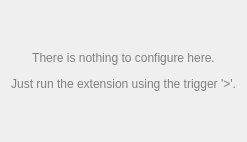
albertlauncher/albert, file src/plugins/terminal/configwidget.ui: the form before one commit.
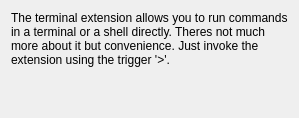
The form after the commit.

Commit message:
[terminal] Minor improvements. See details…
* Fix wrong string in description
* Run shell in interactive mode to allow using aliases
* Description in config widget

The edit to the form file:
```diff
--- a/src/plugins/terminal/configwidget.ui
+++ b/src/plugins/terminal/configwidget.ui
@@ -3,26 +3,13 @@
  <class>Terminal::ConfigWidget</class>
  <widget class="QWidget" name="Terminal::ConfigWidget">
   <layout class="QVBoxLayout" name="verticalLayout_2">
-   <item>
-    <spacer name="verticalSpacer_2">
-     <property name="orientation">
-      <enum>Qt::Vertical</enum>
-     </property>
-     <property name="sizeHint" stdset="0">
-      <size>
-       <width>20</width>
-       <height>40</height>
-      </size>
-     </property>
-    </spacer>
-   </item>
    <item>
     <widget class="QLabel" name="label">
      <property name="text">
-      <string>&lt;html&gt;&lt;head/&gt;&lt;body&gt;&lt;p&gt;&lt;span style=&quot; color:#808080;&quot;&gt;There is nothing to configure here.&lt;/span&gt;&lt;/p&gt;&lt;p&gt;&lt;span style=&quot; color:#808080;&quot;&gt;Just run the extension using the trigger '&gt;'.&lt;/span&gt;&lt;/p&gt;&lt;/body&gt;&lt;/html&gt;</string>
+      <string>The terminal extension allows you to run commands in a terminal or a shell directly. Theres not much more about it but convenience. Just invoke the extension using the trigger '&gt;'.</string>
      </property>
-     <property name="alignment">
-      <set>Qt::AlignCenter</set>
+     <property name="wordWrap">
+      <bool>true</bool>
      </property>
     </widget>
    </item>
```
The commit also changes 1 other file.
